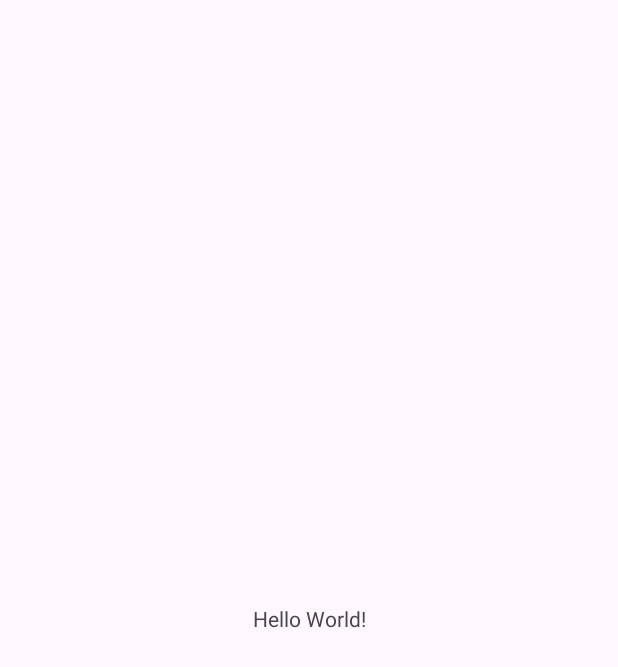
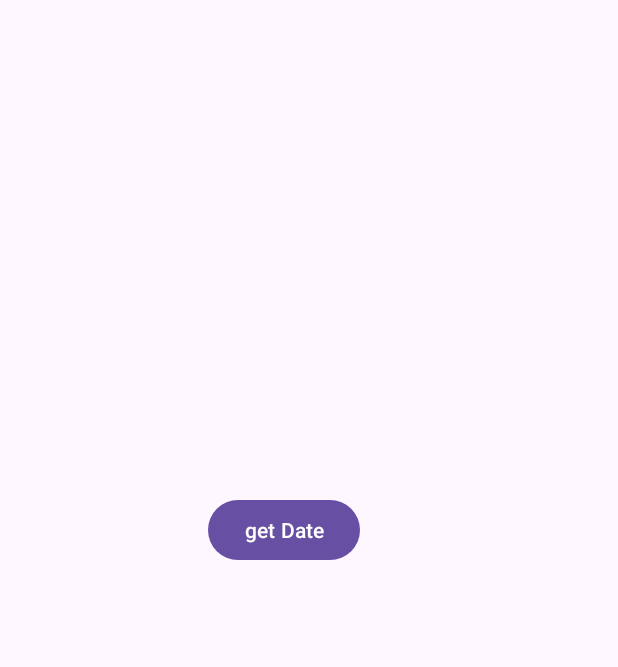
Before and after one commit to Gurpinder009/AndroidDatePicker-Theme, an Android app: the screen it shows after launch (MainActivity), on a phone screen of 412 x 824 dp. Before the commit the part shown is almost empty. Shown: the top 667 px of the screen. Run offline under Robolectric (Android 15) with nearby library versions, the phone set to English and light mode, and no system bars.

Commit message:
Date picker added

```diff
--- a/app/src/main/java/com/example/androidthemes/MainActivity.java
+++ b/app/src/main/java/com/example/androidthemes/MainActivity.java
@@ -1,19 +1,61 @@
 package com.example.androidthemes;
 
+import android.app.DatePickerDialog;
+import android.icu.util.Calendar;
 import android.os.Bundle;
+import android.util.Log;
+import android.view.View;
+import android.widget.Button;
+import android.widget.CalendarView;
+import android.widget.DatePicker;
+import android.widget.TextView;
 
 import androidx.activity.EdgeToEdge;
 import androidx.appcompat.app.AppCompatActivity;
+
+
 import androidx.core.graphics.Insets;
 import androidx.core.view.ViewCompat;
 import androidx.core.view.WindowInsetsCompat;
 
+import java.text.DateFormat;
+import java.util.Date;
+
+
 public class MainActivity extends AppCompatActivity {
-
+    private TextView reservation;
+    private Button dateButton;
     @Override
     protected void onCreate(Bundle savedInstanceState) {
         super.onCreate(savedInstanceState);
+        EdgeToEdge.enable(this);
         setContentView(R.layout.activity_main);
+
+
+        this.reservation = findViewById(R.id.editTextDate);
+        this.dateButton = findViewById(R.id.mainBtn);
+
+        Calendar c = Calendar.getInstance();
+        DateFormat date = DateFormat.getDateInstance();
+
+
+
+
+        DatePickerDialog.OnDateSetListener d = (datePicker, year, month, day) -> {
+            c.set(Calendar.YEAR, year);
+            c.set(Calendar.MONTH, month);
+            c.set(Calendar.DAY_OF_MONTH, day);
+            reservation.setText("your reservation  is set for "+c.getTime());
+
+        };
+
+
+
+
+        dateButton.setOnClickListener(view -> {
+            Log.i("info", "onClick:Button Clicked ");
+            new DatePickerDialog(MainActivity.this,d,c.get(Calendar.YEAR),c.get(Calendar.MONTH), c.getMaximum(Calendar.DAY_OF_MONTH)).show();
+        });
 
     }
 }
--- a/app/src/main/res/layout/activity_main.xml
+++ b/app/src/main/res/layout/activity_main.xml
@@ -8,12 +8,33 @@
     tools:context=".MainActivity">
 
     <TextView
+        android:id="@+id/editTextDate"
         android:layout_width="wrap_content"
         android:layout_height="wrap_content"
-        android:text="Hello World!"
-        app:layout_constraintBottom_toBottomOf="parent"
+        android:layout_marginStart="117dp"
+        android:layout_marginTop="193dp"
+        android:layout_marginEnd="85dp"
+        android:layout_marginBottom="25dp"
+        android:ems="10"
+
+        android:textSize="24sp"
+        app:layout_constraintBottom_toTopOf="@+id/mainBtn"
         app:layout_constraintEnd_toEndOf="parent"
         app:layout_constraintStart_toStartOf="parent"
         app:layout_constraintTop_toTopOf="parent" />
 
+    <Button
+        android:id="@+id/mainBtn"
+        android:layout_width="wrap_content"
+        android:layout_height="wrap_content"
+        android:layout_marginStart="143dp"
+        android:layout_marginTop="25dp"
+        android:layout_marginEnd="177dp"
+        android:layout_marginBottom="420dp"
+        android:text="get Date"
+        app:layout_constraintBottom_toBottomOf="parent"
+        app:layout_constraintEnd_toEndOf="parent"
+        app:layout_constraintStart_toStartOf="parent"
+        app:layout_constraintTop_toBottomOf="@+id/editTextDate" />
+
 </androidx.constraintlayout.widget.ConstraintLayout>
```
